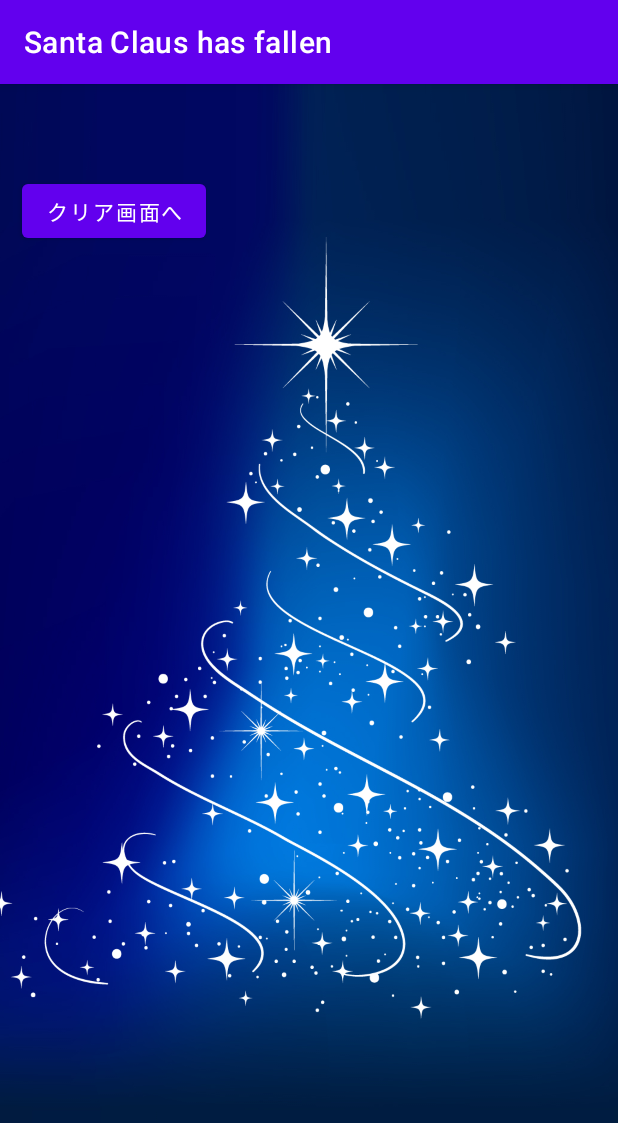
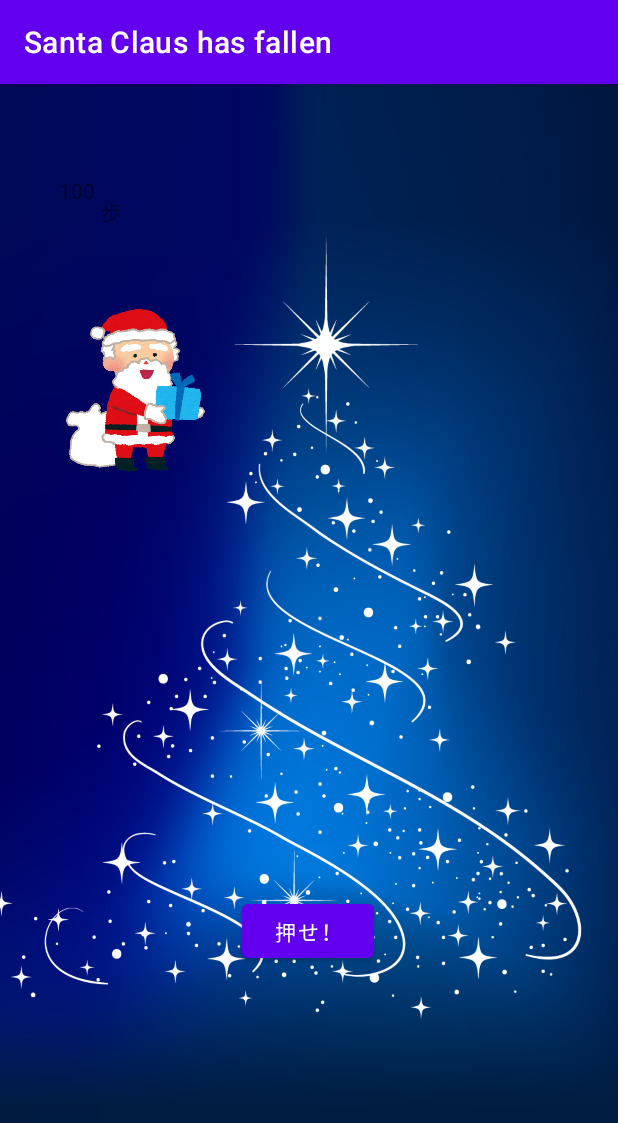
Before and after one commit to SmileHackathon/team16, an Android app: the SubActivity screen opened directly, with no data from a screen before it, on a phone screen of 412 x 824 dp. Shown: the top 1123 px of the screen. Run offline under Robolectric (Android 15) with nearby library versions, the phone set to English and light mode, and no system bars.

Commit message:
一回目のマージ終了！

```diff
--- a/app/src/main/java/jp/ac/fun/hackathon/santaclaushasfallen/SubActivity.kt
+++ b/app/src/main/java/jp/ac/fun/hackathon/santaclaushasfallen/SubActivity.kt
@@ -6,16 +6,25 @@ import android.os.Bundle
 import android.view.View//画面遷移に必要なインポート
 import android.content.Intent//画面遷移に必要なインポート
 import android.media.MediaPlayer//MediaPlayerをつかえるようにする
+import android.animation.ObjectAnimator//アニメーションのライブラリ
+import android.widget.ImageView
+import android.widget.TextView
 
 class SubActivity : AppCompatActivity() {
+    private var santa: ImageView? = null //サンタの画像
+    private var distance: TextView? = null //距離の表示
     lateinit var mp1:MediaPlayer//MediaPlayerの使用を定義する
     private var M=100
     private var u=0
     private var sleep=0
     private var count=0
+    private var text: String? = null //変換のための変数。
     override fun onCreate(savedInstanceState: Bundle?) {
         super.onCreate(savedInstanceState)
         setContentView(R.layout.activity_sub)
+
+        santa = findViewById(R.id.santa) //サンタ画像の代入
+        distance = findViewById(R.id.Distance) //距離のテキストの代入
 
         mp1= MediaPlayer.create(this,R.raw.gameing)//gameingというBGMを読み込む
         mp1.isLooping=true//BGMをループする
@@ -29,10 +38,21 @@ class SubActivity : AppCompatActivity() {
 
      //ボタンを押したとき
      fun onButtonTapped(view: View?) {
-
-
              if (M >= 1) {
                  M -= 1//距離が
+                 u+=1
+                 val move: View = findViewById(R.id.santa)
+                 ObjectAnimator.ofFloat(move, "translationX", u*5f, u*5+5f).apply{//サンタの画像のx座標を変える
+                     //引数はそれぞれサンタの画像のImageView、プロパティ名、
+                     duration = 1//移動にかかる時間
+                     start()
+                 }
+                 ObjectAnimator.ofFloat(move, "translationY", u*8f, u*8+8f).apply {//サンタの画像のy座標を変える
+                     duration = 1
+                     start()
+                 }
+                 text = M.toString()//文字列データに変換し
+                 distance?.text = text //テキストに反映
                  if(sleep==1){
                      count+=1
                  }
--- a/app/src/main/res/layout/activity_sub.xml
+++ b/app/src/main/res/layout/activity_sub.xml
@@ -21,13 +21,23 @@
         android:layout_width="wrap_content"
         android:layout_height="wrap_content"
         android:onClick="onButtonTapped"
-        android:text="クリア画面へ"
+        android:text="押せ！"
         app:layout_constraintBottom_toBottomOf="parent"
         app:layout_constraintEnd_toEndOf="parent"
-        app:layout_constraintHorizontal_bias="0.05"
+        app:layout_constraintHorizontal_bias="0.498"
         app:layout_constraintStart_toStartOf="parent"
         app:layout_constraintTop_toTopOf="parent"
-        app:layout_constraintVertical_bias="0.084" />
+        app:layout_constraintVertical_bias="0.751" />
+
+    <TextView
+        android:id="@+id/message"
+        android:layout_width="wrap_content"
+        android:layout_height="wrap_content"
+        android:layout_marginStart="24dp"
+        android:layout_marginTop="24dp"
+        android:text="こどもまで"
+        app:layout_constraintLeft_toLeftOf="parent"
+        app:layout_constraintTop_toTopOf="parent" />
 
     <ImageView
         android:id="@+id/imageView2"
@@ -42,4 +52,47 @@
         app:layout_constraintTop_toTopOf="parent"
         app:layout_constraintVertical_bias="0.0"
         app:srcCompat="@drawable/play_game" />
+
+    <ImageView
+        android:layout_height="117dp"
+        android:layout_width="101dp"
+        android:id="@+id/santa"
+        app:srcCompat="@drawable/christmas_santa_present"
+        app:layout_constraintVertical_bias="0.69"
+        app:layout_constraintTop_toBottomOf="@+id/message"
+        app:layout_constraintStart_toStartOf="parent"
+        app:layout_constraintHorizontal_bias="0.125"
+        app:layout_constraintEnd_toEndOf="parent"
+        app:layout_constraintBottom_toBottomOf="parent"
+        android:contentDescription="TODO"
+        android:layout_marginBottom="460dp"/>
+
+    <TextView
+        android:id="@+id/Distance"
+        android:layout_width="24dp"
+        android:layout_height="23dp"
+        android:layout_marginStart="26dp"
+        android:layout_marginTop="16dp"
+        android:layout_marginEnd="327dp"
+        android:layout_marginBottom="36dp"
+        android:text="100"
+        app:layout_constraintBottom_toTopOf="@+id/santa"
+        app:layout_constraintEnd_toEndOf="parent"
+        app:layout_constraintHorizontal_bias="0.382"
+        app:layout_constraintStart_toStartOf="parent"
+        app:layout_constraintTop_toBottomOf="@+id/message"
+        app:layout_constraintVertical_bias="0.0" />
+
+    <TextView
+        android:id="@+id/unit"
+        android:layout_width="wrap_content"
+        android:layout_height="wrap_content"
+        android:layout_marginTop="16dp"
+        android:layout_marginEnd="327dp"
+        android:layout_marginBottom="37dp"
+        android:text="歩"
+        app:layout_constraintBottom_toTopOf="@+id/santa"
+        app:layout_constraintEnd_toEndOf="parent"
+        app:layout_constraintStart_toEndOf="@+id/Distance"
+        app:layout_constraintTop_toBottomOf="@+id/message" />
 </androidx.constraintlayout.widget.ConstraintLayout>
```
Also changed, not shown: app/src/main/res/drawable-v24/christmas_santa_present.png (added).
